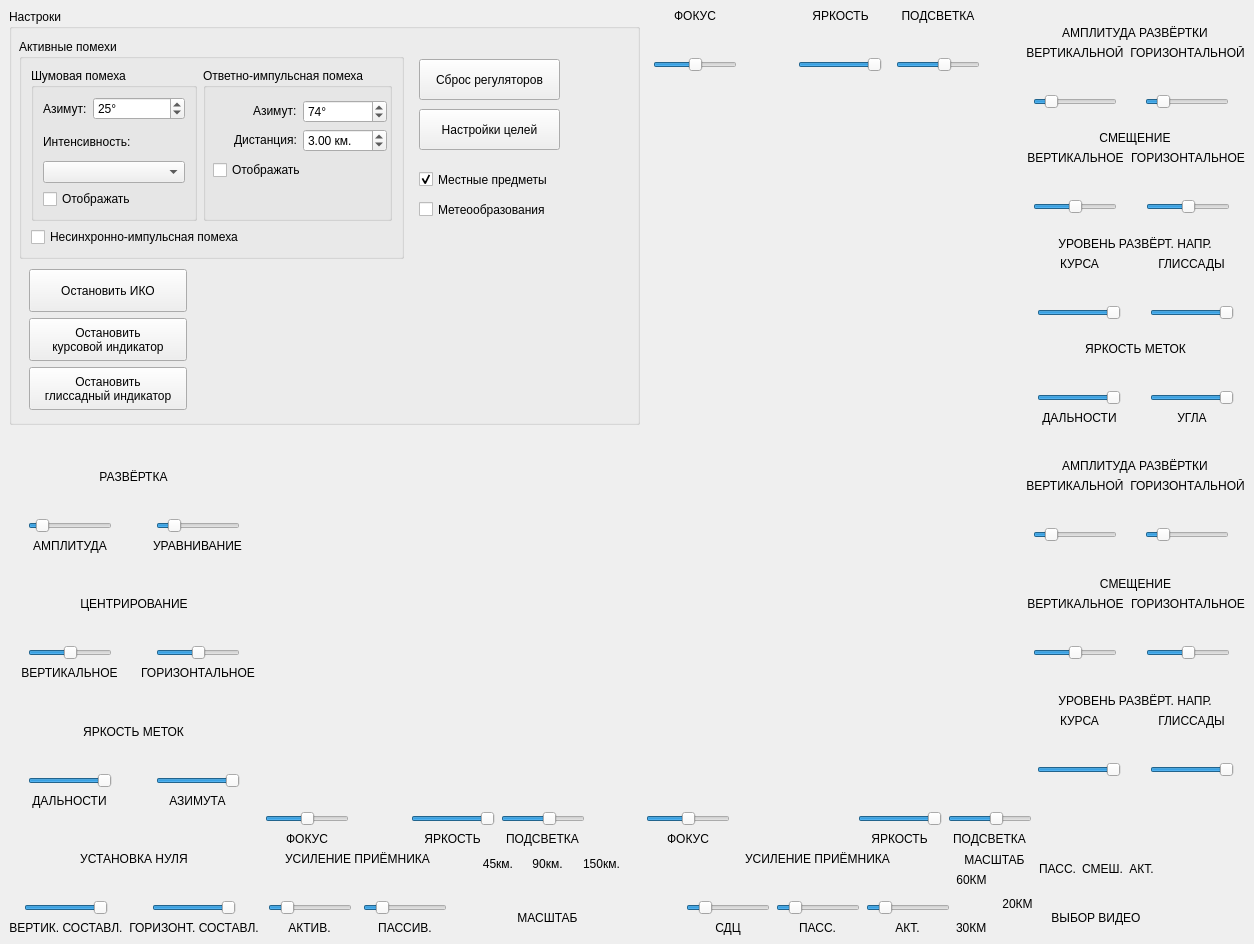
Carduelis/vk, file rspview.ui: the form before one commit.
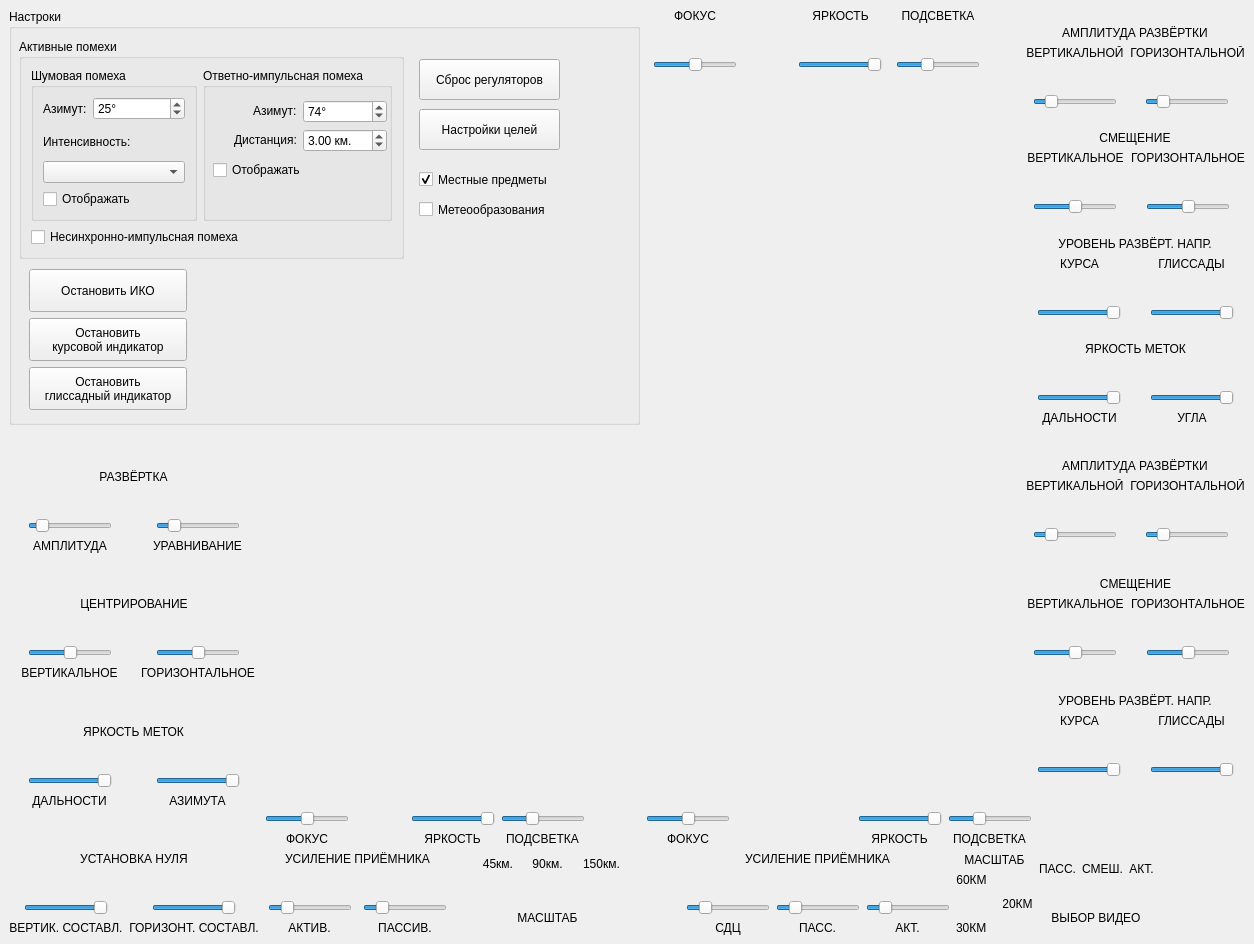
The form after the commit. Icons and pictures are not drawn. Custom widgets are drawn as their Qt base class.

```diff
--- a/rspview.ui
+++ b/rspview.ui
@@ -757,7 +757,7 @@
              <number>100</number>
             </property>
             <property name="value">
-             <number>60</number>
+             <number>35</number>
             </property>
             <property name="orientation">
              <enum>Qt::Horizontal</enum>
@@ -1274,7 +1274,7 @@
                <number>100</number>
               </property>
               <property name="value">
-               <number>60</number>
+               <number>35</number>
               </property>
               <property name="orientation">
                <enum>Qt::Horizontal</enum>
@@ -1919,7 +1919,7 @@
            <number>100</number>
           </property>
           <property name="value">
-           <number>60</number>
+           <number>35</number>
           </property>
           <property name="orientation">
            <enum>Qt::Horizontal</enum>
```
